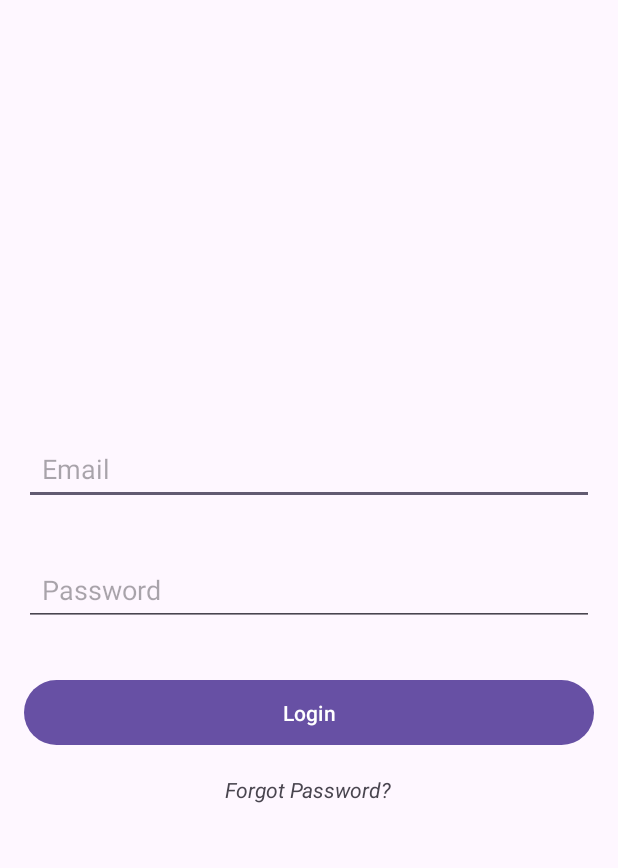
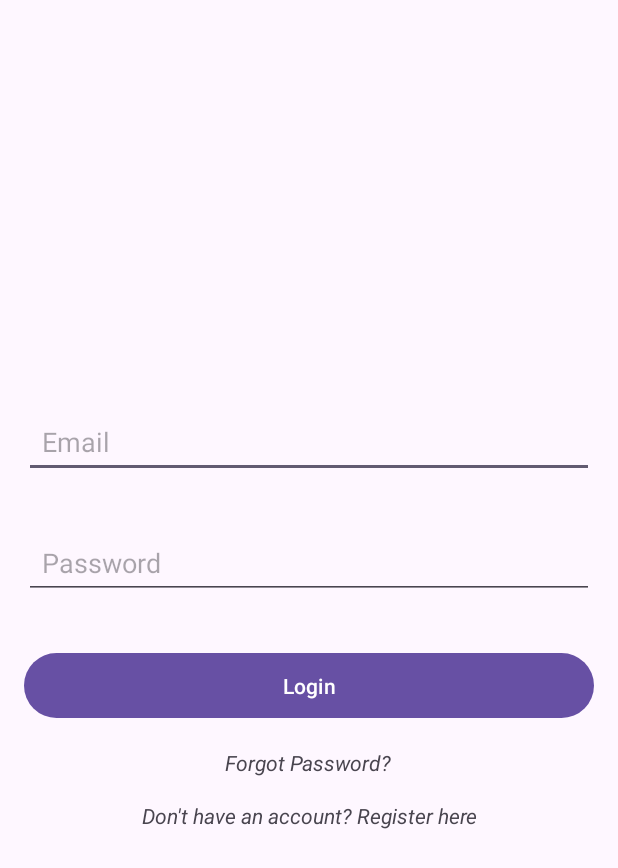
Before and after one commit to TGFo/TimeSheetApp, an Android app: the LoginActivity screen opened directly, with no data from a screen before it, on a phone screen of 412 x 824 dp. Shown: the top 868 px of the screen. Run offline under Robolectric (Android 15) with nearby library versions, the phone set to English and light mode, and no system bars; our stand-ins replace Firebase (no records; nobody signed in at launch, a user with empty details on screens opened directly).

Commit message:
Small mistake fixed login screen done

```diff
--- a/app/src/main/java/com/opscappgroup2/timesheetapp/LoginActivity.kt
+++ b/app/src/main/java/com/opscappgroup2/timesheetapp/LoginActivity.kt
@@ -25,8 +25,10 @@ class LoginActivity : AppCompatActivity() {
         val emailEditText: EditText = findViewById(R.id.emailEditText)
         val passwordEditText: EditText = findViewById(R.id.passwordEditText)
         val loginButton: Button = findViewById(R.id.loginButton)
-        val forgotPasswordTextView: TextView = findViewById(R.id.forgotPasswordTextView)  // Forgot Password TextView
+        val registerTextView: TextView = findViewById(R.id.registerTextView)
+        val forgotPasswordTextView: TextView = findViewById(R.id.forgotPasswordTextView)
 
+        // Login Button
         loginButton.setOnClickListener {
             val email = emailEditText.text.toString().trim()
             val password = passwordEditText.text.toString().trim()
@@ -76,5 +78,11 @@ class LoginActivity : AppCompatActivity() {
                     }
                 }
         }
+
+        // Navigate to RegistrationActivity when clicking "Register here"
+        registerTextView.setOnClickListener {
+            val intent = Intent(this, RegistrationActivity::class.java)
+            startActivity(intent)
+        }
     }
 }
--- a/app/src/main/res/layout/activity_login.xml
+++ b/app/src/main/res/layout/activity_login.xml
@@ -49,4 +49,14 @@
         android:layout_marginTop="16dp"
         android:gravity="center" />
 
+    <!-- Register Here TextView -->
+    <TextView
+        android:id="@+id/registerTextView"
+        android:layout_width="wrap_content"
+        android:layout_height="wrap_content"
+        android:text="Don't have an account? Register here"
+        android:textStyle="italic"
+        android:layout_marginTop="16dp"
+        android:gravity="center" />
+
 </LinearLayout>
```
